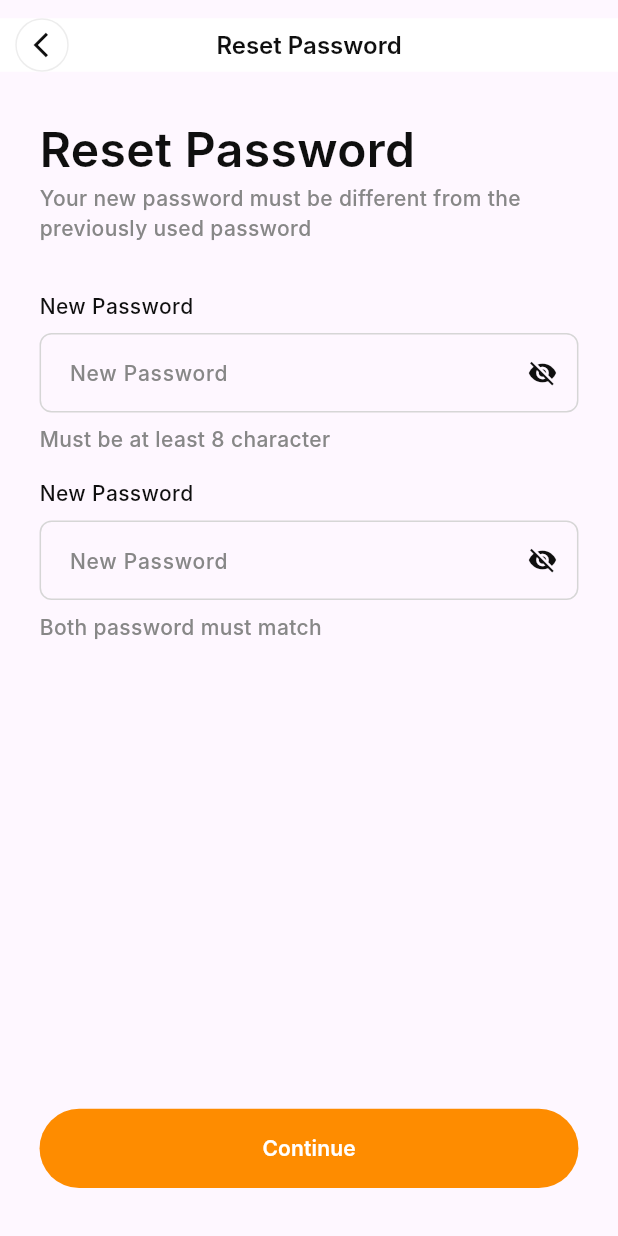
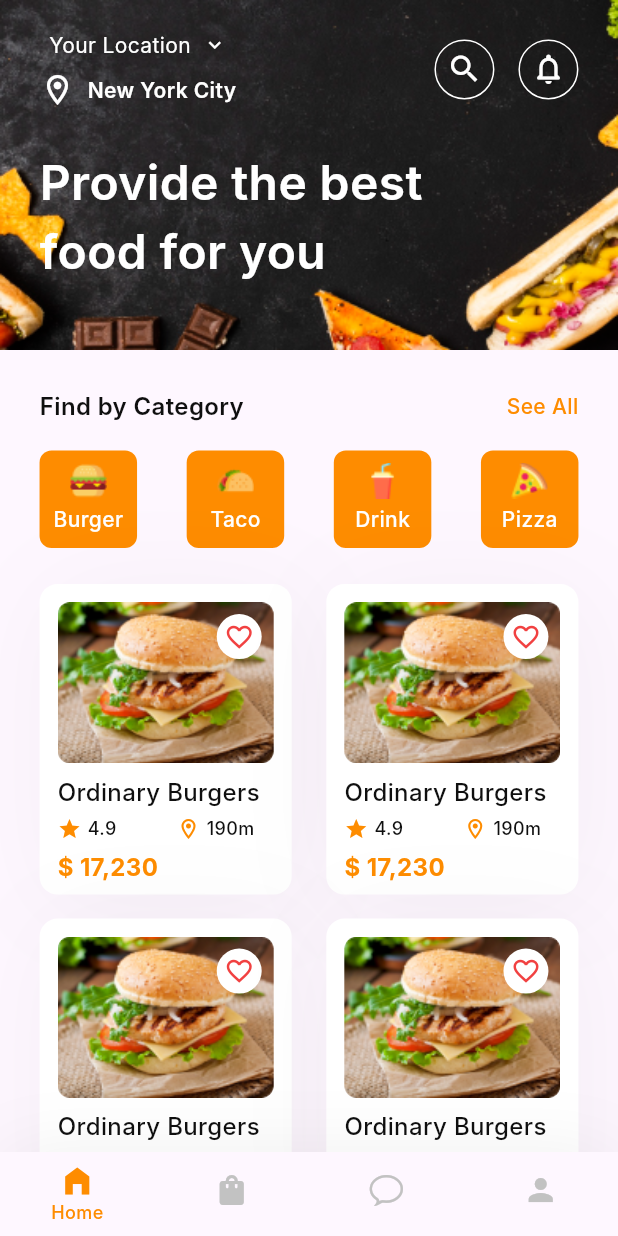
Before and after one commit to bernadinkele/flash_food, a Flutter app: the screen it shows after launch, on a phone screen of 412 x 824 dp. Run offline on Flutter 3.47's test engine with Material 3 defaults, Android fonts, the phone set to English and light mode, and no system bars; our stand-ins replace gap; Roboto replaces fonts that are missing (Inter).

Commit message:
add home view

```diff
--- a/lib/Core/Routes/routes.dart
+++ b/lib/Core/Routes/routes.dart
@@ -4,6 +4,7 @@ import 'package:flash_food/Presentation/Auth/views/login_view.dart';
 import 'package:flash_food/Presentation/Auth/views/otp_verification_view.dart';
 import 'package:flash_food/Presentation/Auth/views/reset_password_view.dart';
 import 'package:flash_food/Presentation/Auth/views/signup_view.dart';
+import 'package:flash_food/Presentation/Main/main_view.dart';
 import 'package:flash_food/Presentation/Main/onboarding.dart';
 import 'package:flutter/material.dart';
 
@@ -24,6 +25,8 @@ class Routes{
         return MaterialPageRoute(builder: (context) => const OTPVerificationView());
       case RoutesName.resetPassword:
         return MaterialPageRoute(builder: (context) => const ResetPasswordView());
+      case RoutesName.main:
+        return MaterialPageRoute(builder: (context) => const MainView());
       default:
         return MaterialPageRoute(builder: (context) => const Scaffold(
           body: Text("No routes found"),
--- a/lib/Core/Routes/routes_name.dart
+++ b/lib/Core/Routes/routes_name.dart
@@ -5,4 +5,5 @@ class RoutesName{
   static const String  forgetPassword = "forgetPassword";
   static const String  otpVerification = "otpVerification";
   static const String  resetPassword = "resetPassword";
+  static const String  main = "main";
 }
--- a/lib/Core/assets_constantes.dart
+++ b/lib/Core/assets_constantes.dart
@@ -3,5 +3,15 @@ class AssetsConstants{
   static const String secondSplashImage ="assets/png/2.png";
   static const String thirdSplashImage ="assets/png/3.png";
 
+  static const String homeTopBackgroundImage ="assets/png/home_background.png";
+
   static const String eclipseSvg ="assets/svg/eclipse.svg";
+
+  static const String burger ="assets/png/burger.png";
+  static const String drink ="assets/png/drink.png";
+  static const String pizza ="assets/png/pizza.png";
+  static const String taco ="assets/png/taco.png";
+  static const String ordinaryBurger ="assets/png/ordinary_burger.png";
+
+
 }
--- /dev/null
+++ b/lib/Presentation/Base/food_item.dart
@@ -0,0 +1,91 @@
+import 'package:flash_food/Core/app_colors.dart';
+import 'package:flash_food/Core/assets_constantes.dart';
+import 'package:flash_food/Core/response_conf.dart';
+import 'package:flash_food/Core/text_styles.dart';
+import 'package:flutter/material.dart';
+import 'package:gap/gap.dart';
+
+class FoodItem extends StatelessWidget {
+  const FoodItem({Key? key}) : super(key: key);
+
+  @override
+  Widget build(BuildContext context) {
+    return Container(
+      height: getHeight(204),
+      width: getWidth(153),
+      padding: EdgeInsets.all(getSize(12)),
+      decoration: BoxDecoration(
+        borderRadius: BorderRadius.circular(getSize(12)),
+        boxShadow: const [
+          BoxShadow(
+            color: Color(0x0A000000),
+            blurRadius: 60,
+            offset: Offset(6, 6),
+            spreadRadius: 0,
+          )
+        ],
+        color: Colors.white,
+      ),
+      child: Column(
+        crossAxisAlignment: CrossAxisAlignment.start,
+        children: [
+          Container(
+            width: getWidth(137),
+            height: getHeight(106),
+            padding: EdgeInsets.all(getSize(8)),
+            decoration: BoxDecoration(
+                borderRadius: BorderRadius.circular(getSize(8)),
+                image: const DecorationImage(
+                    image: AssetImage(AssetsConstants.ordinaryBurger),
+                    fit: BoxFit.fill
+                )
+            ),
+            child: Column(
+              crossAxisAlignment: CrossAxisAlignment.end,
+              children: [
+                Container(
+                    width: 30,
+                    height: 30,
+                    padding: const EdgeInsets.all(5),
+                    decoration: const BoxDecoration(
+                      color: Colors.white,
+                      shape:BoxShape.circle,
+                    ),
+                    child:Icon(Icons.favorite_border, color: Pallete.pureError,size: getSize(20),)
+                ),
+              ],
+            ),
+          ),
+          const Gap(8),
+          Text("Ordinary Burgers", style: TextStyles.bodyLargeMedium.copyWith(color: Pallete.neutral100),),
+          const Gap(4),
+          Row(
+            children: [
+              Row(
+                children: [
+                  Icon(Icons.star, color: Pallete.orangePrimary, size: getSize(16),),
+                  const Gap(4),
+                  Text("4.9", style: TextStyles.bodySmallMedium.copyWith(
+                      color: Pallete.neutral100
+                  ),)
+                ],
+              ),
+              const Gap(40),
+              Row(
+                children: [
+                  Icon(Icons.location_on_outlined, color: Pallete.orangePrimary, size: getSize(16),),
+                  const Gap(4),
+                  Text("190m", style: TextStyles.bodySmallMedium.copyWith(
+                      color: Pallete.neutral100
+                  ),)
+                ],
+              )
+            ],
+          ),
+          const Gap(6),
+          Text('\$ 17,230', style: TextStyles.bodyLargeBold.copyWith(color: Pallete.orangePrimary),)
+        ],
+      ),
+    );
+  }
+}
--- /dev/null
+++ b/lib/Presentation/Cart/cart_view.dart
@@ -0,0 +1,10 @@
+import 'package:flutter/material.dart';
+
+class CartView extends StatelessWidget {
+  const CartView({Key? key}) : super(key: key);
+
+  @override
+  Widget build(BuildContext context) {
+    return const Placeholder();
+  }
+}
--- /dev/null
+++ b/lib/Presentation/Chat/chat_view.dart
@@ -0,0 +1,10 @@
+import 'package:flutter/material.dart';
+
+class ChatView extends StatelessWidget {
+  const ChatView({Key? key}) : super(key: key);
+
+  @override
+  Widget build(BuildContext context) {
+    return const Placeholder();
+  }
+}
--- /dev/null
+++ b/lib/Presentation/Main/home_view.dart
@@ -0,0 +1,185 @@
+import 'package:flash_food/Core/app_colors.dart';
+import 'package:flash_food/Core/assets_constantes.dart';
+import 'package:flash_food/Core/response_conf.dart';
+import 'package:flash_food/Core/text_styles.dart';
+import 'package:flash_food/Presentation/Base/food_item.dart';
+import 'package:flash_food/Presentation/Models/category_model.dart';
+import 'package:flutter/material.dart';
+import 'package:gap/gap.dart';
+
+class HomeView extends StatelessWidget {
+  const HomeView({Key? key}) : super(key: key);
+
+  @override
+  Widget build(BuildContext context) {
+    return SingleChildScrollView(
+      child: Column(
+        children: [
+          Container(
+            height: getHeight(230),
+            width: double.infinity,
+            padding: EdgeInsets.symmetric(
+              horizontal: getWidth(24),
+            ).copyWith(
+              top: MediaQuery.of(context).viewPadding.top,
+            ),
+            decoration: const BoxDecoration(
+                image: DecorationImage(
+                    image: AssetImage(AssetsConstants.homeTopBackgroundImage),
+                    fit: BoxFit.fill)),
+            child: Padding(
+              padding: EdgeInsets.only(top: getHeight(20), bottom: getHeight(20)),
+              child: Column(
+                crossAxisAlignment: CrossAxisAlignment.start,
+                children: [
+                  Row(
+                    mainAxisAlignment: MainAxisAlignment.spaceBetween,
+                    children: [
+                      Column(
+                        children: [
+                          Row(
+                            children: [
+                              Text(
+                                "Your Location",
+                                style: TextStyles.bodyMediumRegular
+                                    .copyWith(color: Colors.white),
+                              ),
+                              const Gap(8),
+                              const Icon(
+                                Icons.keyboard_arrow_down_outlined,
+                                color: Colors.white,
+                                size: 16,
+                              )
+                            ],
+                          ),
+                          const Gap(8),
+                          Row(
+                            children: [
+                              Icon(
+                                Icons.location_on_outlined,
+                                color: Colors.white,
+                                size: getSize(24),
+                              ),
+                              const Gap(8),
+                              Text(
+                                "New York City",
+                                style: TextStyles.bodyMediumSemiBold
+                                    .copyWith(color: Colors.white),
+                              )
+                            ],
+                          )
+                        ],
+                      ),
+                      Row(
+                        children: [
+                          Container(
+                            height: getSize(40),
+                            width: getSize(40),
+                            decoration: BoxDecoration(
+                                shape: BoxShape.circle,
+                                border:
+                                    Border.all(color: Colors.white, width: 1)),
+                            child: Icon(
+                              Icons.search,
+                              color: Colors.white,
+                              size: getSize(24),
+                            ),
+                          ),
+                          const Gap(16),
+                          Container(
+                            height: getSize(40),
+                            width: getSize(40),
+                            decoration: BoxDecoration(
+                                shape: BoxShape.circle,
+                                border:
+                                    Border.all(color: Colors.white, width: 1)),
+                            child: Icon(
+                              Icons.notifications_none_rounded,
+                              color: Colors.white,
+                              size: getSize(24),
+                            ),
+                          )
+                        ],
+                      )
+                    ],
+                  ),
+                  const Gap(26),
+                  Text(
+                    "Provide the best \nfood for you",
+                    style: TextStyles.headingH4SemiBold
+                        .copyWith(color: Pallete.neutral10),
+                  ),
+                ],
+              ),
+            ),
+          ),
+          Padding(
+            padding: EdgeInsets.symmetric(horizontal: getWidth(24)),
+            child: Column(
+              children: [
+                const Gap(26),
+                Row(
+                  mainAxisAlignment: MainAxisAlignment.spaceBetween,
+                  children: [
+                    Text(
+                      "Find by Category",
+                      style: TextStyles.bodyLargeSemiBold
+                          .copyWith(color: Pallete.neutral100),
+                    ),
+                    Text(
+                      "See All",
+                      style: TextStyles.bodyMediumMedium
+                          .copyWith(color: Pallete.orangePrimary),
+                    )
+                  ],
+                ),
+                const Gap(18),
+                Row(
+                    mainAxisAlignment: MainAxisAlignment.spaceBetween,
+                    children: categories
+                        .map((category) => Container(
+                              width: getSize(65),
+                              height: getSize(65),
+                              padding: const EdgeInsets.all(8),
+                              decoration: ShapeDecoration(
+                                color: Pallete.orangePrimary,
+                                shape: RoundedRectangleBorder(
+                                    borderRadius: BorderRadius.circular(8)),
+                              ),
+                              child: Column(
+                                children: [
+                                  Image.asset(category.link),
+                                  const Gap(4),
+                                  Text(
+                                    category.designation.toString(),
+                                    style: TextStyles.bodyMediumMedium
+                                        .copyWith(color: Colors.white),
+                                  )
+                                ],
+                              ),
+                            ))
+                        .toList()),
+                const Gap(24),
+                const Row(
+                  mainAxisAlignment: MainAxisAlignment.spaceBetween,
+                  children: [
+                    FoodItem(),
+                    FoodItem(),
+                  ],
+                ),
+                const Gap(16),
+                const Row(
+                  mainAxisAlignment: MainAxisAlignment.spaceBetween,
+                  children: [
+                    FoodItem(),
+                    FoodItem(),
+                  ],
+                ),
+              ],
+            ),
+          )
+        ],
+      ),
+    );
+  }
+}
--- /dev/null
+++ b/lib/Presentation/Main/main_view.dart
@@ -0,0 +1,78 @@
+import 'package:flash_food/Core/app_colors.dart';
+import 'package:flash_food/Core/response_conf.dart';
+import 'package:flash_food/Core/text_styles.dart';
+import 'package:flash_food/Presentation/Cart/cart_view.dart';
+import 'package:flash_food/Presentation/Chat/chat_view.dart';
+import 'package:flash_food/Presentation/Main/home_view.dart';
+import 'package:flash_food/Presentation/Profil/profil_view.dart';
+import 'package:flutter/cupertino.dart';
+import 'package:flutter/material.dart';
+
+class MainView extends StatefulWidget {
+  const MainView({Key? key}) : super(key: key);
+
+  @override
+  State<MainView> createState() => _MainViewState();
+}
+
+class _MainViewState extends State<MainView> {
+  final _pages = [
+    const HomeView(),
+    const CartView(),
+    const ChatView(),
+    const ProfilView()
+  ];
+  int _currentIndex = 0;
+  @override
+  Widget build(BuildContext context) {
+    MathUtils.init(context);
+    return Scaffold(
+      body: _pages.elementAt(_currentIndex),
+      bottomNavigationBar: Container(
+        decoration: const ShapeDecoration(
+          color: Colors.white,
+          shape: RoundedRectangleBorder(
+            borderRadius: BorderRadius.only(
+              topLeft: Radius.circular(20),
+              topRight: Radius.circular(20),
+            ),
+          ),
+          shadows: [
+            BoxShadow(
+              color: Color(0x0F000000),
+              blurRadius: 40,
+              offset: Offset(0, 0),
+              spreadRadius: 0,
+            )
+          ],
+        ),
+        child: BottomNavigationBar(
+          currentIndex: _currentIndex,
+          onTap: (value) => setState(() {
+            _currentIndex = value;
+          }),
+          type: BottomNavigationBarType.fixed,
+          showUnselectedLabels: false,
+          iconSize: getSize(24),
+          selectedItemColor: Pallete.orangePrimary,
+          selectedLabelStyle: TextStyles.bodySmallMedium,
+          unselectedItemColor: Pallete.neutral50,
+          items: const [
+            BottomNavigationBarItem(
+              icon: Icon(Icons.home_filled),
+              label: "Home",
+            ),
+            BottomNavigationBarItem(
+              icon: Icon(Icons.shopping_bag),
+              label: "Cart",
+            ),
+            BottomNavigationBarItem(
+                icon: Icon(CupertinoIcons.chat_bubble), label: "Messenger"),
+            BottomNavigationBarItem(icon: Icon(Icons.person), label: "Profil"),
+          ],
+          elevation: 0,
+        ),
+      ),
+    );
+  }
+}
--- /dev/null
+++ b/lib/Presentation/Models/category_model.dart
@@ -0,0 +1,14 @@
+import 'package:flash_food/Core/assets_constantes.dart';
+
+class Category {
+  final String designation;
+  final String link;
+  Category({required this.designation, required this.link});
+}
+
+List<Category> categories = [
+  Category(designation: "Burger", link: AssetsConstants.burger),
+  Category(designation: "Taco", link: AssetsConstants.taco),
+  Category(designation: "Drink", link: AssetsConstants.drink),
+  Category(designation: "Pizza", link: AssetsConstants.pizza),
+];
--- /dev/null
+++ b/lib/Presentation/Profil/profil_view.dart
@@ -0,0 +1,10 @@
+import 'package:flutter/material.dart';
+
+class ProfilView extends StatelessWidget {
+  const ProfilView({Key? key}) : super(key: key);
+
+  @override
+  Widget build(BuildContext context) {
+    return const Placeholder();
+  }
+}
--- a/lib/main.dart
+++ b/lib/main.dart
@@ -13,7 +13,7 @@ class App extends StatelessWidget {
   Widget build(BuildContext context) {
     return const  MaterialApp(
       debugShowCheckedModeBanner: false,
-      initialRoute: RoutesName.resetPassword,
+      initialRoute: RoutesName.main,
       onGenerateRoute: Routes.onGenerateRoute,
     );
   }
--- a/pubspec.yaml
+++ b/pubspec.yaml
@@ -28,6 +28,7 @@ flutter:
   assets:
     - assets/png/
     - assets/svg/
+    - assets/svg/
   #   - images/a_dot_ham.jpeg
 
 
```
Also changed, not shown: assets/png/burger.png (added), assets/png/drink.png (added), assets/png/home_background.png (added), assets/png/ordinary_burger.png (added), assets/png/pizza.png (added), assets/png/taco.png (added).
